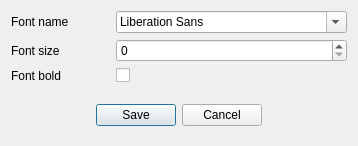
This is Resort/dlgconfiggrid.ui in End1-1/Resort as Qt 5 draws it before an edit. The edited form follows.
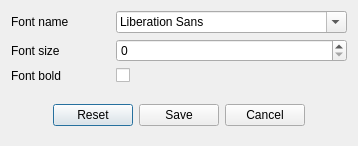
This is the edited form.

Diff of the .ui file:
```diff
--- a/Resort/dlgconfiggrid.ui
+++ b/Resort/dlgconfiggrid.ui
@@ -7,7 +7,7 @@
     <x>0</x>
     <y>0</y>
     <width>358</width>
-    <height>136</height>
+    <height>146</height>
    </rect>
   </property>
   <property name="windowTitle">
@@ -64,6 +64,13 @@
         </property>
        </spacer>
       </item>
+      <item>
+       <widget class="QPushButton" name="btnReset">
+        <property name="text">
+         <string>Reset</string>
+        </property>
+       </widget>
+      </item>
       <item>
        <widget class="QPushButton" name="btnOK">
         <property name="text">
```
